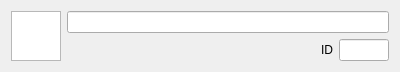
Old version of the form intern/src/editor_gui/edit_inspector_entity.ui in the repository swantmon/saltwater.
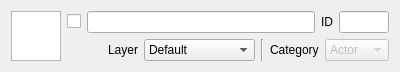
New version of the form.

Commit message: Add layer, category and is in map to GUI

Patch:
```diff
--- a/intern/src/editor_gui/edit_inspector_entity.ui
+++ b/intern/src/editor_gui/edit_inspector_entity.ui
@@ -7,7 +7,7 @@
     <x>0</x>
     <y>0</y>
     <width>400</width>
-    <height>70</height>
+    <height>72</height>
    </rect>
   </property>
   <property name="windowTitle">
@@ -35,10 +35,17 @@
      <item>
       <layout class="QVBoxLayout" name="verticalLayout_2">
        <item>
-        <widget class="QLineEdit" name="m_pEntityNameEdit"/>
-       </item>
-       <item>
-        <layout class="QHBoxLayout" name="horizontalLayout_2">
+        <layout class="QHBoxLayout" name="horizontalLayout_3">
+         <item>
+          <widget class="QCheckBox" name="m_pEnabledCB">
+           <property name="text">
+            <string/>
+           </property>
+          </widget>
+         </item>
+         <item>
+          <widget class="QLineEdit" name="m_pEntityNameEdit"/>
+         </item>
          <item>
           <widget class="QLabel" name="label">
            <property name="text">
@@ -64,6 +71,108 @@
          </item>
         </layout>
        </item>
+       <item>
+        <layout class="QHBoxLayout" name="horizontalLayout_2">
+         <item>
+          <spacer name="horizontalSpacer">
+           <property name="orientation">
+            <enum>Qt::Horizontal</enum>
+           </property>
+           <property name="sizeHint" stdset="0">
+            <size>
+             <width>40</width>
+             <height>20</height>
+            </size>
+           </property>
+          </spacer>
+         </item>
+         <item>
+          <widget class="QLabel" name="label_2">
+           <property name="text">
+            <string>Layer</string>
+           </property>
+          </widget>
+         </item>
+         <item>
+          <widget class="QComboBox" name="m_pLayerCB">
+           <item>
+            <property name="text">
+             <string>Default</string>
+            </property>
+           </item>
+           <item>
+            <property name="text">
+             <string>AR</string>
+            </property>
+           </item>
+           <item>
+            <property name="text">
+             <string>TransparentFX</string>
+            </property>
+           </item>
+           <item>
+            <property name="text">
+             <string>IgnoreRaycast</string>
+            </property>
+           </item>
+           <item>
+            <property name="text">
+             <string>Water</string>
+            </property>
+           </item>
+           <item>
+            <property name="text">
+             <string>UI</string>
+            </property>
+           </item>
+          </widget>
+         </item>
+         <item>
+          <widget class="Line" name="line">
+           <property name="orientation">
+            <enum>Qt::Vertical</enum>
+           </property>
+          </widget>
+         </item>
+         <item>
+          <widget class="QLabel" name="label_3">
+           <property name="text">
+            <string>Category</string>
+           </property>
+          </widget>
+         </item>
+         <item>
+          <widget class="QComboBox" name="m_pCategoryCB">
+           <property name="enabled">
+            <bool>false</bool>
+           </property>
+           <property name="editable">
+            <bool>false</bool>
+           </property>
+           <item>
+            <property name="text">
+             <string>Actor</string>
+            </property>
+           </item>
+           <item>
+            <property name="text">
+             <string>Light</string>
+            </property>
+           </item>
+           <item>
+            <property name="text">
+             <string>FX</string>
+            </property>
+           </item>
+           <item>
+            <property name="text">
+             <string>Plugin</string>
+            </property>
+           </item>
+          </widget>
+         </item>
+        </layout>
+       </item>
       </layout>
      </item>
     </layout>
```
Left out of the diff: 48 changed lines with no effect on the pictures. The commit also changes 5 other files.
